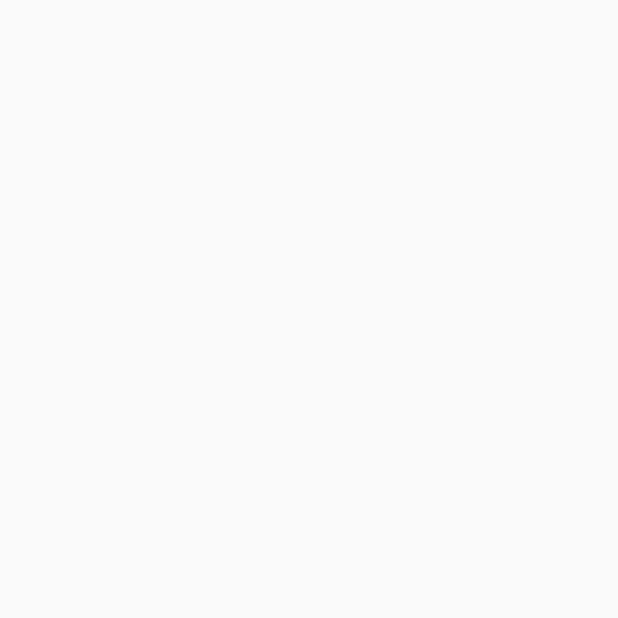
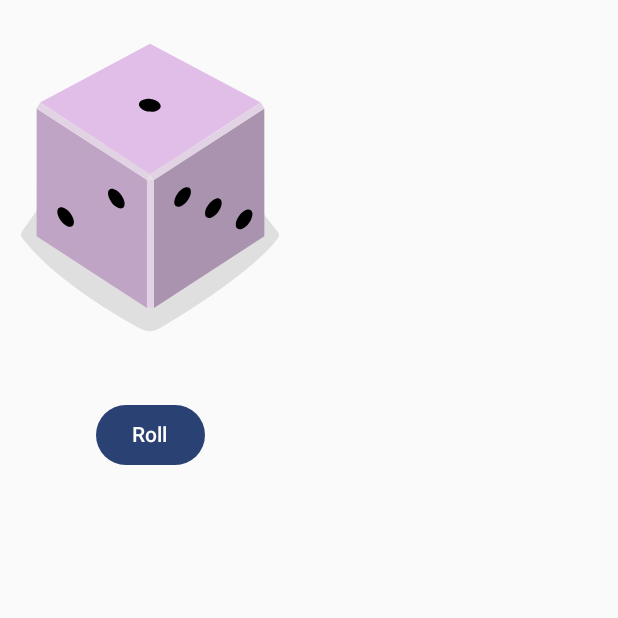
Before and after one commit to sweetz0r/DiceRollerApp, an Android app built with Jetpack Compose: the screen it shows after launch (MainActivity), on a phone screen of 412 x 824 dp, the top half of it. Before the commit the part shown is empty. Run offline under Robolectric (Android 15) with nearby library versions, the phone set to English and light mode, and no system bars.

```diff
--- a/app/src/main/java/com/example/diceroller/MainActivity.kt
+++ b/app/src/main/java/com/example/diceroller/MainActivity.kt
@@ -3,18 +3,30 @@ package com.example.diceroller
 import android.os.Bundle
 import androidx.activity.ComponentActivity
 import androidx.activity.compose.setContent
+import androidx.compose.foundation.Image
 import androidx.compose.foundation.layout.Arrangement
 import androidx.compose.foundation.layout.Column
+import androidx.compose.foundation.layout.Spacer
 import androidx.compose.foundation.layout.fillMaxSize
+import androidx.compose.foundation.layout.height
+import androidx.compose.foundation.layout.padding
 import androidx.compose.foundation.layout.wrapContentSize
+import androidx.compose.material3.Button
 import androidx.compose.material3.MaterialTheme
 import androidx.compose.material3.Surface
 import androidx.compose.material3.Text
 import androidx.compose.runtime.Composable
+import androidx.compose.runtime.mutableStateOf
+import androidx.compose.runtime.remember
 import androidx.compose.ui.Alignment
 import androidx.compose.ui.Modifier
+import androidx.compose.ui.res.painterResource
+import androidx.compose.ui.res.stringResource
 import androidx.compose.ui.tooling.preview.Preview
+import androidx.compose.ui.unit.dp
 import com.example.diceroller.ui.theme.DiceRollerTheme
+import androidx.compose.runtime.getValue
+import androidx.compose.runtime.setValue
 
 class MainActivity : ComponentActivity() {
     override fun onCreate(savedInstanceState: Bundle?) {
@@ -40,10 +52,28 @@ fun DiceRollerApp() {
 }
 @Composable
 fun DiceWithButtonAndImage(modifier: Modifier = Modifier) {
+    var result by remember { mutableStateOf(1) }
+    val imageResource = when (result) {
+        1 -> R.drawable.dice_1
+        2 -> R.drawable.dice_2
+        3 -> R.drawable.dice_3
+        4 -> R.drawable.dice_4
+        5 -> R.drawable.dice_5
+        else -> R.drawable.dice_6
+    }
     Column(
         modifier = Modifier,
-        horizontalAlignment = Alignment.CenterHorizontally
+        horizontalAlignment = Alignment.CenterHorizontally,
     ) {
-
+        Image(
+            painter = painterResource(id = imageResource),
+            contentDescription = result.toString()
+        )
+        Spacer(modifier = Modifier.height(16.dp))
+        Button(onClick = { result = (1..6).random() }) {
+            Text(
+                stringResource(R.string.button1)
+            )
+        }
     }
 }
--- /dev/null
+++ b/app/src/main/res/drawable/dice_1.xml
@@ -0,0 +1,66 @@
+<!--
+  ~ Copyright 2022, The Android Open Source Project
+  ~
+  ~ Licensed under the Apache License, Version 2.0 (the "License");
+  ~ you may not use this file except in compliance with the License.
+  ~ You may obtain a copy of the License at
+  ~
+  ~     http://www.apache.org/licenses/LICENSE-2.0
+  ~
+  ~ Unless required by applicable law or agreed to in writing, software
+  ~ distributed under the License is distributed on an "AS IS" BASIS,
+  ~ WITHOUT WARRANTIES OR CONDITIONS OF ANY KIND, either express or implied.
+  ~ See the License for the specific language governing permissions and
+  ~ limitations under the License.
+  -->
+
+<vector xmlns:android="http://schemas.android.com/apk/res/android"
+    android:width="200dp"
+    android:height="250dp"
+    android:viewportWidth="800"
+    android:viewportHeight="1000">
+    <path
+        android:fillAlpha="0.5"
+        android:fillColor="#C5C4C4"
+        android:pathData="M740.8,635.42c-68.27,90.47 -249.77,201.76 -316,240.63a50.7,50.7 0,0 1,-49.93 0.81c-64.19,-35 -234.09,-133.88 -315.65,-242a14.69,14.69 0,0 1,-0.12 -17.49c77.58,-106.29 159.67,-258.89 341.06,-258.89 182,0 242.19,139.08 340.27,258.88A14.62,14.62 0,0 1,740.8 635.42Z"
+        android:strokeAlpha="0.5" />
+    <path
+        android:fillColor="#AA93AE"
+        android:pathData="M704.9,630l-294.29,191.06l0,-340.85l294.29,-191.06l0,340.85z" />
+    <path
+        android:fillColor="#C0A4C5"
+        android:pathData="M97.59,630l294.29,191.06l0,-340.85l-294.29,-191.06l0,340.85z" />
+    <path
+        android:fillColor="#E1BEE7"
+        android:pathData="M400.14,464.73l-293.19,-191.45l293.19,-156.31l295.39,156.31l-295.39,191.45z" />
+    <path
+        android:fillColor="#E2D3E4"
+        android:pathData="M106.95,273.28l-9.36,15.87l294.29,191.06l8.26,-15.48l-293.19,-191.45z" />
+    <path
+        android:fillColor="#E2D3E4"
+        android:pathData="M695.53,273.28l9.37,15.87l-294.29,191.06l-10.47,-15.48l295.39,-191.45z" />
+    <path
+        android:fillColor="#E2D3E4"
+        android:pathData="M391.88,480.21h18.73v340.85h-18.73z" />
+    <path
+        android:fillColor="#E7DCE8"
+        android:pathData="M400.14,464.73l-8.26,15.48l18.73,0l-10.47,-15.48z" />
+    <path
+        android:fillColor="#000000"
+        android:pathData="M397.45,297.62a16.9,28.71 97.07,1 0,4.16 -33.54a16.9,28.71 97.07,1 0,-4.16 33.54z" />
+    <path
+        android:fillColor="#000000"
+        android:pathData="M297.17,539.02a30.12,16.11 53.82,1 0,26.01 -19.02a30.12,16.11 53.82,1 0,-26.01 19.02z" />
+    <path
+        android:fillColor="#000000"
+        android:pathData="M161.96,588.24a30.12,16.11 53.82,1 0,26.01 -19.02a30.12,16.11 53.82,1 0,-26.01 19.02z" />
+    <path
+        android:fillColor="#000000"
+        android:pathData="M551.15,579.45a30.12,16.11 126.18,1 0,35.56 -48.62a30.12,16.11 126.18,1 0,-35.56 48.62z" />
+    <path
+        android:fillColor="#000000"
+        android:pathData="M469.12,549.58a30.12,16.11 126.18,1 0,35.56 -48.62a30.12,16.11 126.18,1 0,-35.56 48.62z" />
+    <path
+        android:fillColor="#000000"
+        android:pathData="M633.17,609.29a30.12,16.11 126.18,1 0,35.56 -48.62a30.12,16.11 126.18,1 0,-35.56 48.62z" />
+</vector>
--- /dev/null
+++ b/app/src/main/res/drawable/dice_2.xml
@@ -0,0 +1,66 @@
+<!--
+  ~ Copyright 2022, The Android Open Source Project
+  ~
+  ~ Licensed under the Apache License, Version 2.0 (the "License");
+  ~ you may not use this file except in compliance with the License.
+  ~ You may obtain a copy of the License at
+  ~
+  ~     http://www.apache.org/licenses/LICENSE-2.0
+  ~
+  ~ Unless required by applicable law or agreed to in writing, software
+  ~ distributed under the License is distributed on an "AS IS" BASIS,
+  ~ WITHOUT WARRANTIES OR CONDITIONS OF ANY KIND, either express or implied.
+  ~ See the License for the specific language governing permissions and
+  ~ limitations under the License.
+  -->
+
+<vector xmlns:android="http://schemas.android.com/apk/res/android"
+    android:width="200dp"
+    android:height="250dp"
+    android:viewportWidth="800"
+    android:viewportHeight="1000">
+    <path
+        android:fillAlpha="0.5"
+        android:fillColor="#C5C4C4"
+        android:pathData="M740.8,635.42c-68.27,90.47 -249.77,201.76 -316,240.63a50.7,50.7 0,0 1,-49.93 0.81c-64.19,-35 -234.09,-133.88 -315.65,-242a14.69,14.69 0,0 1,-0.12 -17.49c77.58,-106.29 159.67,-258.89 341.06,-258.89 182,0 242.19,139.08 340.27,258.88A14.62,14.62 0,0 1,740.8 635.42Z"
+        android:strokeAlpha="0.5" />
+    <path
+        android:fillColor="#AA93AE"
+        android:pathData="M704.9,630l-294.29,191.06l0,-340.85l294.29,-191.06l0,340.85z" />
+    <path
+        android:fillColor="#C0A4C5"
+        android:pathData="M97.59,630l294.29,191.06l0,-340.85l-294.29,-191.06l0,340.85z" />
+    <path
+        android:fillColor="#E1BEE7"
+        android:pathData="M400.14,464.73l-293.19,-191.45l293.19,-156.31l295.39,156.31l-295.39,191.45z" />
+    <path
+        android:fillColor="#E2D3E4"
+        android:pathData="M106.95,273.28l-9.36,15.87l294.29,191.06l8.26,-15.48l-293.19,-191.45z" />
+    <path
+        android:fillColor="#E2D3E4"
+        android:pathData="M695.53,273.28l9.37,15.87l-294.29,191.06l-10.47,-15.48l295.39,-191.45z" />
+    <path
+        android:fillColor="#E2D3E4"
+        android:pathData="M391.88,480.21h18.73v340.85h-18.73z" />
+    <path
+        android:fillColor="#E7DCE8"
+        android:pathData="M400.14,464.73l-8.26,15.48l18.73,0l-10.47,-15.48z" />
+    <path
+        android:fillColor="#000000"
+        android:pathData="M520.85,303.25a16.9,28.71 97.07,1 0,4.16 -33.54a16.9,28.71 97.07,1 0,-4.16 33.54z" />
+    <path
+        android:fillColor="#000000"
+        android:pathData="M273.33,291.99a16.9,28.71 97.07,1 0,4.16 -33.54a16.9,28.71 97.07,1 0,-4.16 33.54z" />
+    <path
+        android:fillColor="#000000"
+        android:pathData="M229.56,563.64a30.12,16.11 53.82,1 0,26.01 -19.02a30.12,16.11 53.82,1 0,-26.01 19.02z" />
+    <path
+        android:fillColor="#000000"
+        android:pathData="M311.58,533.77a30.12,16.11 53.82,1 0,26.01 -19.02a30.12,16.11 53.82,1 0,-26.01 19.02z" />
+    <path
+        android:fillColor="#000000"
+        android:pathData="M147.54,593.49a30.12,16.11 53.82,1 0,26.01 -19.02a30.12,16.11 53.82,1 0,-26.01 19.02z" />
+    <path
+        android:fillColor="#000000"
+        android:pathData="M551.15,579.45a30.12,16.11 126.18,1 0,35.56 -48.62a30.12,16.11 126.18,1 0,-35.56 48.62z" />
+</vector>
--- /dev/null
+++ b/app/src/main/res/drawable/dice_3.xml
@@ -0,0 +1,66 @@
+<!--
+  ~ Copyright 2022, The Android Open Source Project
+  ~
+  ~ Licensed under the Apache License, Version 2.0 (the "License");
+  ~ you may not use this file except in compliance with the License.
+  ~ You may obtain a copy of the License at
+  ~
+  ~     http://www.apache.org/licenses/LICENSE-2.0
+  ~
+  ~ Unless required by applicable law or agreed to in writing, software
+  ~ distributed under the License is distributed on an "AS IS" BASIS,
+  ~ WITHOUT WARRANTIES OR CONDITIONS OF ANY KIND, either express or implied.
+  ~ See the License for the specific language governing permissions and
+  ~ limitations under the License.
+  -->
+
+<vector xmlns:android="http://schemas.android.com/apk/res/android"
+    android:width="200dp"
+    android:height="250dp"
+    android:viewportWidth="800"
+    android:viewportHeight="1000">
+    <path
+        android:fillAlpha="0.5"
+        android:fillColor="#C5C4C4"
+        android:pathData="M740.8,635.42c-68.27,90.47 -249.77,201.76 -316,240.63a50.7,50.7 0,0 1,-49.93 0.81c-64.19,-35 -234.09,-133.88 -315.65,-242a14.69,14.69 0,0 1,-0.12 -17.49c77.58,-106.29 159.67,-258.89 341.06,-258.89 182,0 242.19,139.08 340.27,258.88A14.62,14.62 0,0 1,740.8 635.42Z"
+        android:strokeAlpha="0.5" />
+    <path
+        android:fillColor="#AA93AE"
+        android:pathData="M704.9,630l-294.29,191.06l0,-340.85l294.29,-191.06l0,340.85z" />
+    <path
+        android:fillColor="#C0A4C5"
+        android:pathData="M97.59,630l294.29,191.06l0,-340.85l-294.29,-191.06l0,340.85z" />
+    <path
+        android:fillColor="#E1BEE7"
+        android:pathData="M400.14,464.73l-293.19,-191.45l293.19,-156.31l295.39,156.31l-295.39,191.45z" />
+    <path
+        android:fillColor="#E2D3E4"
+        android:pathData="M106.95,273.28l-9.36,15.87l294.29,191.06l8.26,-15.48l-293.19,-191.45z" />
+    <path
+        android:fillColor="#E2D3E4"
+        android:pathData="M695.53,273.28l9.37,15.87l-294.29,191.06l-10.47,-15.48l295.39,-191.45z" />
+    <path
+        android:fillColor="#E2D3E4"
+        android:pathData="M391.88,480.21h18.73v340.85h-18.73z" />
+    <path
+        android:fillColor="#E7DCE8"
+        android:pathData="M400.14,464.73l-8.26,15.48l18.73,0l-10.47,-15.48z" />
+    <path
+        android:fillColor="#000000"
+        android:pathData="M398.11,297.62a16.9,28.71 97.07,1 0,4.16 -33.54a16.9,28.71 97.07,1 0,-4.16 33.54z" />
+    <path
+        android:fillColor="#000000"
+        android:pathData="M548.27,304.46a16.9,28.71 97.07,1 0,4.16 -33.54a16.9,28.71 97.07,1 0,-4.16 33.54z" />
+    <path
+        android:fillColor="#000000"
+        android:pathData="M247.95,290.79a16.9,28.71 97.07,1 0,4.16 -33.54a16.9,28.71 97.07,1 0,-4.16 33.54z" />
+    <path
+        android:fillColor="#000000"
+        android:pathData="M229.56,563.64a30.12,16.11 53.82,1 0,26.01 -19.02a30.12,16.11 53.82,1 0,-26.01 19.02z" />
+    <path
+        android:fillColor="#000000"
+        android:pathData="M483.54,554.83a30.12,16.11 126.18,1 0,35.56 -48.62a30.12,16.11 126.18,1 0,-35.56 48.62z" />
+    <path
+        android:fillColor="#000000"
+        android:pathData="M618.75,604.04a30.12,16.11 126.18,1 0,35.56 -48.62a30.12,16.11 126.18,1 0,-35.56 48.62z" />
+</vector>
--- /dev/null
+++ b/app/src/main/res/drawable/dice_4.xml
@@ -0,0 +1,69 @@
+<!--
+  ~ Copyright 2022, The Android Open Source Project
+  ~
+  ~ Licensed under the Apache License, Version 2.0 (the "License");
+  ~ you may not use this file except in compliance with the License.
+  ~ You may obtain a copy of the License at
+  ~
+  ~     http://www.apache.org/licenses/LICENSE-2.0
+  ~
+  ~ Unless required by applicable law or agreed to in writing, software
+  ~ distributed under the License is distributed on an "AS IS" BASIS,
+  ~ WITHOUT WARRANTIES OR CONDITIONS OF ANY KIND, either express or implied.
+  ~ See the License for the specific language governing permissions and
+  ~ limitations under the License.
+  -->
+
+<vector xmlns:android="http://schemas.android.com/apk/res/android"
+    android:width="200dp"
+    android:height="250dp"
+    android:viewportWidth="800"
+    android:viewportHeight="1000">
+    <path
+        android:fillAlpha="0.5"
+        android:fillColor="#C5C4C4"
+        android:pathData="M740.8,635.42c-68.27,90.47 -249.77,201.76 -316,240.63a50.7,50.7 0,0 1,-49.93 0.81c-64.19,-35 -234.09,-133.88 -315.65,-242a14.69,14.69 0,0 1,-0.12 -17.49c77.58,-106.29 159.67,-258.89 341.06,-258.89 182,0 242.19,139.08 340.27,258.88A14.62,14.62 0,0 1,740.8 635.42Z"
+        android:strokeAlpha="0.5" />
+    <path
+        android:fillColor="#AA93AE"
+        android:pathData="M704.9,630l-294.29,191.06l0,-340.85l294.29,-191.06l0,340.85z" />
+    <path
+        android:fillColor="#C0A4C5"
+        android:pathData="M97.59,630l294.29,191.06l0,-340.85l-294.29,-191.06l0,340.85z" />
+    <path
+        android:fillColor="#E1BEE7"
+        android:pathData="M400.14,464.73l-293.19,-191.45l293.19,-156.31l295.39,156.31l-295.39,191.45z" />
+    <path
+        android:fillColor="#E2D3E4"
+        android:pathData="M106.95,273.28l-9.36,15.87l294.29,191.06l8.26,-15.48l-293.19,-191.45z" />
+    <path
+        android:fillColor="#E2D3E4"
+        android:pathData="M695.53,273.28l9.37,15.87l-294.29,191.06l-10.47,-15.48l295.39,-191.45z" />
+    <path
+        android:fillColor="#E2D3E4"
+        android:pathData="M391.88,480.21h18.73v340.85h-18.73z" />
+    <path
+        android:fillColor="#E7DCE8"
+        android:pathData="M400.14,464.73l-8.26,15.48l18.73,0l-10.47,-15.48z" />
+    <path
+        android:fillColor="#000000"
+        android:pathData="M530.08,303.65a16.9,28.71 97.07,1 0,4.16 -33.54a16.9,28.71 97.07,1 0,-4.16 33.54z" />
+    <path
+        android:fillColor="#000000"
+        android:pathData="M389.68,218.17a16.9,28.71 97.07,1 0,4.16 -33.54a16.9,28.71 97.07,1 0,-4.16 33.54z" />
+    <path
+        android:fillColor="#000000"
+        android:pathData="M405.35,377.09a16.9,28.71 97.07,1 0,4.16 -33.54a16.9,28.71 97.07,1 0,-4.16 33.54z" />
+    <path
+        android:fillColor="#000000"
+        android:pathData="M264.95,291.6a16.9,28.71 97.07,1 0,4.16 -33.54a16.9,28.71 97.07,1 0,-4.16 33.54z" />
+    <path
+        android:fillColor="#000000"
+        android:pathData="M297.17,541.59a30.12,16.11 53.82,1 0,26.01 -19.02a30.12,16.11 53.82,1 0,-26.01 19.02z" />
+    <path
+        android:fillColor="#000000"
+        android:pathData="M161.96,590.81a30.12,16.11 53.82,1 0,26.01 -19.02a30.12,16.11 53.82,1 0,-26.01 19.02z" />
+    <path
+        android:fillColor="#000000"
+        android:pathData="M551.15,579.45a30.12,16.11 126.18,1 0,35.56 -48.62a30.12,16.11 126.18,1 0,-35.56 48.62z" />
+</vector>
--- /dev/null
+++ b/app/src/main/res/drawable/dice_5.xml
@@ -0,0 +1,75 @@
+<!--
+  ~ Copyright 2022, The Android Open Source Project
+  ~
+  ~ Licensed under the Apache License, Version 2.0 (the "License");
+  ~ you may not use this file except in compliance with the License.
+  ~ You may obtain a copy of the License at
+  ~
+  ~     http://www.apache.org/licenses/LICENSE-2.0
+  ~
+  ~ Unless required by applicable law or agreed to in writing, software
+  ~ distributed under the License is distributed on an "AS IS" BASIS,
+  ~ WITHOUT WARRANTIES OR CONDITIONS OF ANY KIND, either express or implied.
+  ~ See the License for the specific language governing permissions and
+  ~ limitations under the License.
+  -->
+
+<vector xmlns:android="http://schemas.android.com/apk/res/android"
+    android:width="200dp"
+    android:height="250dp"
+    android:viewportWidth="800"
+    android:viewportHeight="1000">
+    <path
+        android:fillAlpha="0.5"
+        android:fillColor="#C5C4C4"
+        android:pathData="M740.8,635.42c-68.27,90.47 -249.77,201.76 -316,240.63a50.7,50.7 0,0 1,-49.93 0.81c-64.19,-35 -234.09,-133.88 -315.65,-242a14.69,14.69 0,0 1,-0.12 -17.49c77.58,-106.29 159.67,-258.89 341.06,-258.89 182,0 242.19,139.08 340.27,258.88A14.62,14.62 0,0 1,740.8 635.42Z"
+        android:strokeAlpha="0.5" />
+    <path
+        android:fillColor="#AA93AE"
+        android:pathData="M704.9,630l-294.29,191.06l0,-340.85l294.29,-191.06l0,340.85z" />
+    <path
+        android:fillColor="#C0A4C5"
+        android:pathData="M97.59,630l294.29,191.06l0,-340.85l-294.29,-191.06l0,340.85z" />
+    <path
+        android:fillColor="#E1BEE7"
+        android:pathData="M400.14,464.73l-293.19,-191.45l293.19,-156.31l295.39,156.31l-295.39,191.45z" />
+    <path
+        android:fillColor="#E2D3E4"
+        android:pathData="M106.95,273.28l-9.36,15.87l294.29,191.06l8.26,-15.48l-293.19,-191.45z" />
+    <path
+        android:fillColor="#E2D3E4"
+        android:pathData="M695.53,273.28l9.37,15.87l-294.29,191.06l-10.47,-15.48l295.39,-191.45z" />
+    <path
+        android:fillColor="#E2D3E4"
+        android:pathData="M391.88,480.21h18.73v340.85h-18.73z" />
+    <path
+        android:fillColor="#E7DCE8"
+        android:pathData="M400.14,464.73l-8.26,15.48l18.73,0l-10.47,-15.48z" />
+    <path
+        android:fillColor="#000000"
+        android:pathData="M397.05,297.63a16.9,28.71 97.07,1 0,4.16 -33.54a16.9,28.71 97.07,1 0,-4.16 33.54z" />
+    <path
+        android:fillColor="#000000"
+        android:pathData="M547.21,304.45a16.9,28.71 97.07,1 0,4.16 -33.54a16.9,28.71 97.07,1 0,-4.16 33.54z" />
+    <path
+        android:fillColor="#000000"
+        android:pathData="M388.17,207.62a16.9,28.71 97.07,1 0,4.16 -33.54a16.9,28.71 97.07,1 0,-4.16 33.54z" />
+    <path
+        android:fillColor="#000000"
+        android:pathData="M405.93,387.62a16.9,28.71 97.07,1 0,4.16 -33.54a16.9,28.71 97.07,1 0,-4.16 33.54z" />
+    <path
+        android:fillColor="#000000"
+        android:pathData="M246.89,290.79a16.9,28.71 97.07,1 0,4.16 -33.54a16.9,28.71 97.07,1 0,-4.16 33.54z" />
+    <path
+        android:fillColor="#000000"
+        android:pathData="M229.56,563.64a30.12,16.11 53.82,1 0,26.01 -19.02a30.12,16.11 53.82,1 0,-26.01 19.02z" />
+    <path
+        android:fillColor="#000000"
+        android:pathData="M551.15,579.45a30.12,16.11 126.18,1 0,35.56 -48.62a30.12,16.11 126.18,1 0,-35.56 48.62z" />
+    <path
+        android:fillColor="#000000"
+        android:pathData="M469.12,549.58a30.12,16.11 126.18,1 0,35.56 -48.62a30.12,16.11 126.18,1 0,-35.56 48.62z" />
+    <path
+        android:fillColor="#000000"
+        android:pathData="M633.17,609.29a30.12,16.11 126.18,1 0,35.56 -48.62a30.12,16.11 126.18,1 0,-35.56 48.62z" />
+</vector>
--- /dev/null
+++ b/app/src/main/res/drawable/dice_6.xml
@@ -0,0 +1,81 @@
+<!--
+  ~ Copyright 2022, The Android Open Source Project
+  ~
+  ~ Licensed under the Apache License, Version 2.0 (the "License");
+  ~ you may not use this file except in compliance with the License.
+  ~ You may obtain a copy of the License at
+  ~
+  ~     http://www.apache.org/licenses/LICENSE-2.0
+  ~
+  ~ Unless required by applicable law or agreed to in writing, software
+  ~ distributed under the License is distributed on an "AS IS" BASIS,
+  ~ WITHOUT WARRANTIES OR CONDITIONS OF ANY KIND, either express or implied.
+  ~ See the License for the specific language governing permissions and
+  ~ limitations under the License.
+  -->
+
+<vector xmlns:android="http://schemas.android.com/apk/res/android"
+    android:width="200dp"
+    android:height="250dp"
+    android:viewportWidth="800"
+    android:viewportHeight="1000">
+    <path
+        android:fillAlpha="0.5"
+        android:fillColor="#C5C4C4"
+        android:pathData="M740.8,635.42c-68.27,90.47 -249.77,201.76 -316,240.63a50.7,50.7 0,0 1,-49.93 0.81c-64.19,-35 -234.09,-133.88 -315.65,-242a14.69,14.69 0,0 1,-0.12 -17.49c77.58,-106.29 159.67,-258.89 341.06,-258.89 182,0 242.19,139.08 340.27,258.88A14.62,14.62 0,0 1,740.8 635.42Z"
+        android:strokeAlpha="0.5" />
+    <path
+        android:fillColor="#AA93AE"
+        android:pathData="M704.9,630l-294.29,191.06l0,-340.85l294.29,-191.06l0,340.85z" />
+    <path
+        android:fillColor="#C0A4C5"
+        android:pathData="M97.59,630l294.29,191.06l0,-340.85l-294.29,-191.06l0,340.85z" />
+    <path
+        android:fillColor="#E1BEE7"
+        android:pathData="M400.14,464.73l-293.19,-191.45l293.19,-156.31l295.39,156.31l-295.39,191.45z" />
+    <path
+        android:fillColor="#E2D3E4"
+        android:pathData="M106.95,273.28l-9.36,15.87l294.29,191.06l8.26,-15.48l-293.19,-191.45z" />
+    <path
+        android:fillColor="#E2D3E4"
+        android:pathData="M695.53,273.28l9.37,15.87l-294.29,191.06l-10.47,-15.48l295.39,-191.45z" />
+    <path
+        android:fillColor="#E2D3E4"
+        android:pathData="M391.88,480.21h18.73v340.85h-18.73z" />
+    <path
+        android:fillColor="#E7DCE8"
+        android:pathData="M400.14,464.73l-8.26,15.48l18.73,0l-10.47,-15.48z" />
+    <path
+        android:fillColor="#000000"
+        android:pathData="M326.53,254.89a16.9,28.71 97.07,1 0,4.16 -33.54a16.9,28.71 97.07,1 0,-4.16 33.54z" />
+    <path
+        android:fillColor="#000000"
+        android:pathData="M537.57,298.78a16.9,28.71 97.07,1 0,4.16 -33.54a16.9,28.71 97.07,1 0,-4.16 33.54z" />
+    <path
+        android:fillColor="#000000"
+        android:pathData="M397.17,213.3a16.9,28.71 97.07,1 0,4.16 -33.54a16.9,28.71 97.07,1 0,-4.16 33.54z" />
+    <path
+        android:fillColor="#000000"
+        android:pathData="M396.31,381.95a16.9,28.71 97.07,1 0,4.16 -33.54a16.9,28.71 97.07,1 0,-4.16 33.54z" />
+    <path
+        android:fillColor="#000000"
+        android:pathData="M255.91,296.47a16.9,28.71 97.07,1 0,4.16 -33.54a16.9,28.71 97.07,1 0,-4.16 33.54z" />
+    <path
+        android:fillColor="#000000"
+        android:pathData="M466.93,340.37a16.9,28.71 97.07,1 0,4.16 -33.54a16.9,28.71 97.07,1 0,-4.16 33.54z" />
+    <path
+        android:fillColor="#000000"
+        android:pathData="M230,563.64a30.12,16.11 53.82,1 0,26.01 -19.02a30.12,16.11 53.82,1 0,-26.01 19.02z" />
+    <path
+        android:fillColor="#000000"
+        android:pathData="M312.02,533.78a30.12,16.11 53.82,1 0,26.01 -19.02a30.12,16.11 53.82,1 0,-26.01 19.02z" />
+    <path
+        android:fillColor="#000000"
+        android:pathData="M147.96,593.48a30.12,16.11 53.82,1 0,26.01 -19.02a30.12,16.11 53.82,1 0,-26.01 19.02z" />
+    <path
+        android:fillColor="#000000"
+        android:pathData="M483.54,554.83a30.12,16.11 126.18,1 0,35.56 -48.62a30.12,16.11 126.18,1 0,-35.56 48.62z" />
+    <path
+        android:fillColor="#000000"
+        android:pathData="M618.75,604.04a30.12,16.11 126.18,1 0,35.56 -48.62a30.12,16.11 126.18,1 0,-35.56 48.62z" />
+</vector>
```
